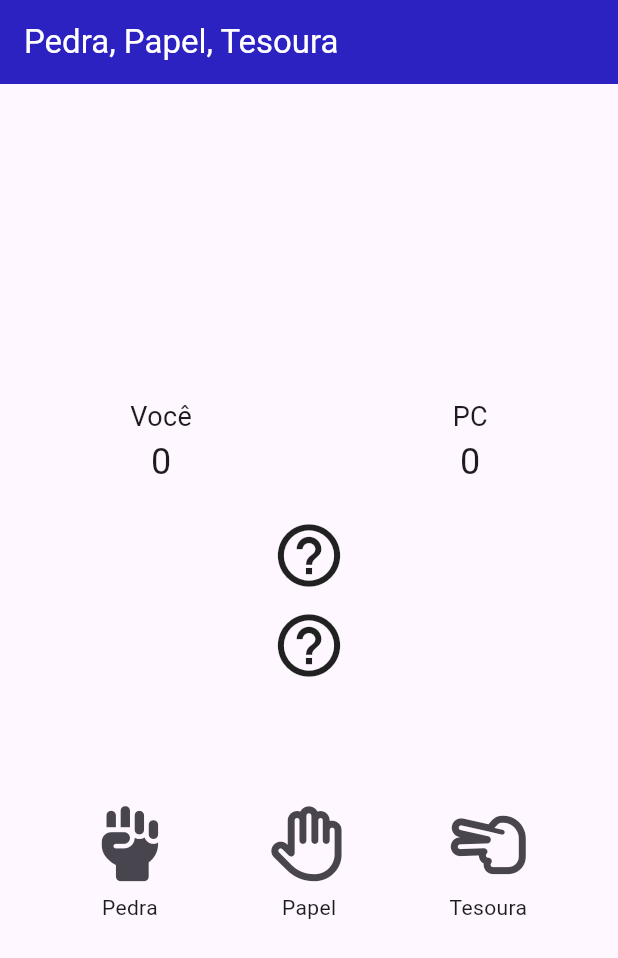
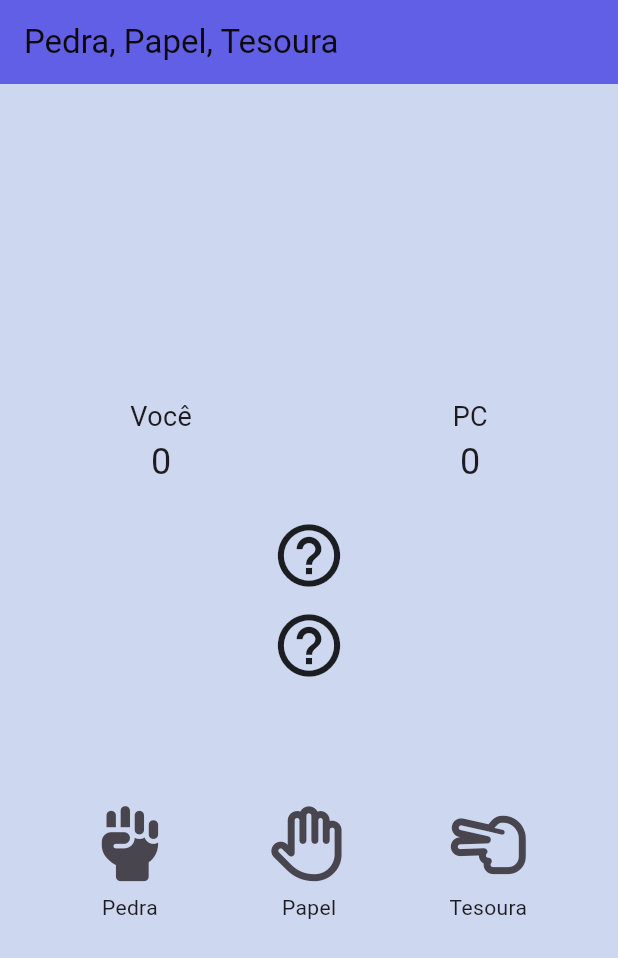
Before and after one commit to jonatasmedeiros155/JokenPo, a Flutter app: the screen it shows after launch, on a phone screen of 412 x 824 dp. Shown: the top 958 px of the screen. Run offline on Flutter 3.47's test engine with Material 3 defaults, Android fonts, the phone set to English and light mode, and no system bars; our stand-ins replace font_awesome_flutter.

Commit message:
atualização

```diff
--- a/lib/views/home_page.dart
+++ b/lib/views/home_page.dart
@@ -1,7 +1,6 @@
 import 'dart:math';
 import 'package:flutter/material.dart';
 import 'package:font_awesome_flutter/font_awesome_flutter.dart';
-
 
 class MyApp extends StatelessWidget {
   const MyApp({super.key});
@@ -10,7 +9,7 @@ class MyApp extends StatelessWidget {
   Widget build(BuildContext context) {
     return MaterialApp(
       title: 'Pedra, Papel, Tesoura',
-      home: GameScreen(),
+      home: const GameScreen(),
       debugShowCheckedModeBanner: false,
     );
   }
@@ -63,10 +62,11 @@ class _GameScreenState extends State<GameScreen> {
       appBar: AppBar(
         title: const Text(
           'Pedra, Papel, Tesoura',
-          style: TextStyle(color: Colors.white),
+          style: TextStyle(color: Color.fromARGB(255, 14, 10, 10)),
         ),
-        backgroundColor: const Color.fromARGB(255, 44, 34, 194),
+        backgroundColor: const Color.fromARGB(255, 97, 95, 230),
       ),
+      backgroundColor: const Color.fromARGB(255, 205, 215, 240), // Aqui está a cor de fundo alterada para azul claro
       body: Column(
         mainAxisAlignment: MainAxisAlignment.center,
         children: [
@@ -150,7 +150,6 @@ class MoveButtons extends StatelessWidget {
 
   const MoveButtons({super.key, required this.onMoveSelected});
 
-
   @override
   Widget build(BuildContext context) {
     return Row(
@@ -163,7 +162,7 @@ Widget build(BuildContext context) {
               onPressed: () => onMoveSelected('Pedra'),
               iconSize: 50,
             ),
-          Text('Pedra'),
+            const Text('Pedra'),
           ],
         ),
         Column(
@@ -173,7 +172,7 @@ Widget build(BuildContext context) {
               onPressed: () => onMoveSelected('Papel'),
               iconSize: 50,
             ),
-          Text('Papel'),
+            const Text('Papel'),
           ],
         ),
         Column(
@@ -183,7 +182,7 @@ Widget build(BuildContext context) {
               onPressed: () => onMoveSelected('Tesoura'),
               iconSize: 50,
             ),
-          Text('Tesoura'),
+            const Text('Tesoura'),
           ],
         ),
       ],
```
Lines whose indentation alone changed are shown as unchanged.
